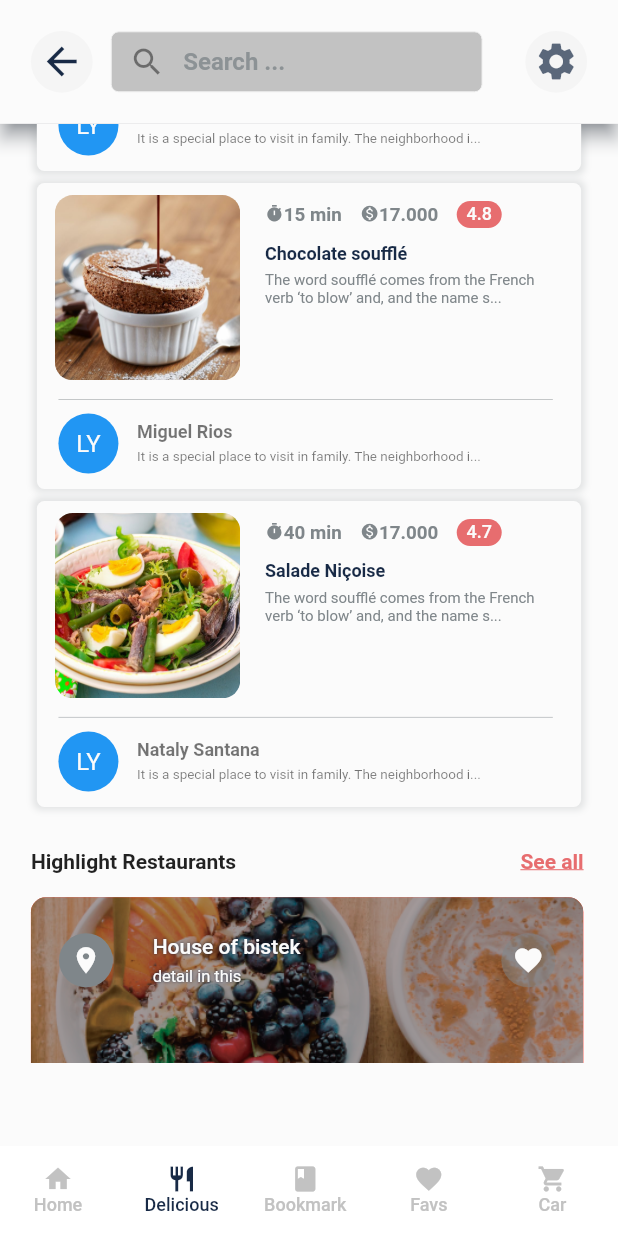
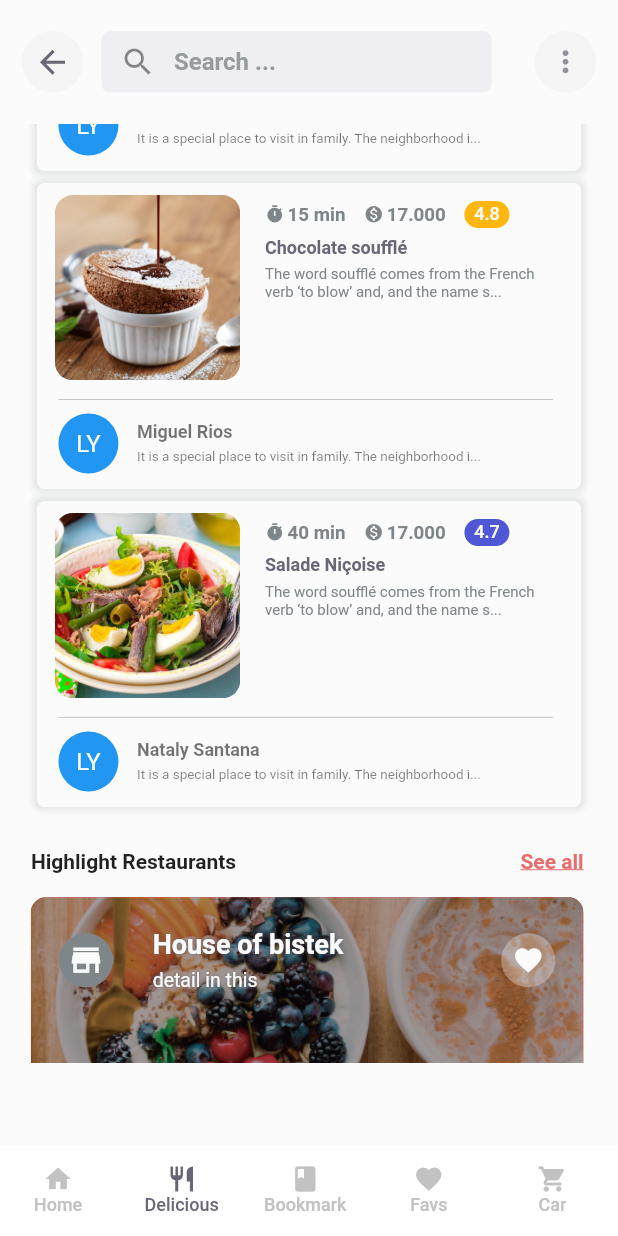
Before and after one commit to DalexisValencia/Fifth-test-app_Restaurants, a Flutter app: the screen it shows after launch, item 2 of the bottom bar chosen, scrolled down 576 dp, on a phone screen of 412 x 824 dp. Run offline on Flutter 3.47's test engine with Material 2 defaults, Android fonts, the phone set to English and light mode, and no system bars.

Commit message:
Ajustes finales del diseño de la pestaña de de busqueda

```diff
--- a/lib/interfaces/populars.dart
+++ b/lib/interfaces/populars.dart
@@ -1,3 +1,5 @@
+import 'package:flutter/rendering.dart';
+
 class Popular {
   final String image;
   final String name;
@@ -5,6 +7,7 @@ class Popular {
   final String timePreparation;
   final String price;
   final String quality;
+  final Color shipColor;
   final RelatedComment relatedComment;
     Popular(
       this.name,
@@ -13,7 +16,8 @@ class Popular {
       this.timePreparation,
       this.quality,
       this.price,
-      this.relatedComment
+      this.relatedComment,
+      this.shipColor
     );
 }
 
--- a/lib/main.dart
+++ b/lib/main.dart
@@ -14,14 +14,16 @@ class MyApp extends StatelessWidget {
     return MaterialApp(
       title: 'Flutter Demo',
       theme: ThemeData(
-        primarySwatch: Colors.blue,
         visualDensity: VisualDensity.adaptivePlatformDensity,
         primaryColorLight: Color(0xFFFBFBFB), // BLANCO
         primaryColor: Color(0xFF7F868A), // GRIS
-        primaryColorDark: Color(0xFF182A46), // AZUL OSCURO
+        primaryColorDark: Color(0xFF686778), // AZUL OSCURO
         buttonColor: Color(0xFFE76D6F), // ROSA,
         accentColor: Color(0xFFC2C2C2), //GRIS CLARO
-        cardColor: Color(0xFFEFEFEF)
+        cardColor: Color(0xFFEFEFEF),
+        hoverColor: Color(0xFFFFB60E), // Amarillo,
+        focusColor: Color(0xFF4F57D5), //
+        highlightColor: Color(0xFFEFEEF2)
       ),
       home: HomePageScafold(),
       // home: Thema(),
--- a/lib/screens/seacrh.dart
+++ b/lib/screens/seacrh.dart
@@ -9,6 +9,8 @@ class ScaffoldSearch extends StatelessWidget {
   Widget build(BuildContext context) {
     return SafeArea(
       child: Scaffold(
+        resizeToAvoidBottomPadding: false,
+        resizeToAvoidBottomInset: false,
         backgroundColor: Theme.of(context).primaryColorLight,
         // body: SearchScreen(),
         body: ScaffoldMainContainer(),
@@ -23,34 +25,20 @@ class ScaffoldMainContainer extends StatelessWidget {
     double totalWidth = MediaQuery.of(context).size.width;
     double totalHeight = MediaQuery.of(context).size.height;
     double statusBarWidth = MediaQuery.of(context).padding.top;
-    return Column(
+    return SingleChildScrollView(
+      child: Column(
       children: <Widget>[
-        // Container(
-        //   width: totalWidth,
-        //   height: totalHeight * 0.10,
-        //   decoration: BoxDecoration(
-        //     color: Theme.of(context).primaryColorLight,
-        //     boxShadow: [
-        //       BoxShadow(
-        //         color: Colors.red,
-        //         blurRadius: 15.0,
-        //         offset: Offset(0.0, 0.75)
-        //       )
-        //     ]
-        //   ),
-        //   child: FixedTopHeader(),
-        // ),
         Container(
-          child: Material(
-            elevation: 5.0,
-            shadowColor: Theme.of(context).primaryColorDark,
+          //child: Material(
+            //elevation: 5.0,
+            // shadowColor: Theme.of(context).primaryColorDark,
             child: Container(
               height: totalHeight * 0.10,
               width: totalWidth,
               color: Theme.of(context).primaryColorLight,
               child: FixedTopHeader(),
             ),
-          ),
+          // ),
         ),
         Container(
           width: totalWidth,
@@ -60,7 +48,9 @@ class ScaffoldMainContainer extends StatelessWidget {
           ),
         )
       ]
+    )
     );
+
   }
 }
 
@@ -89,7 +79,7 @@ class FixedTopHeaderState extends State<FixedTopHeader> {
             },
             child: Icon(
               Icons.arrow_back,
-              size: 30,
+              size: 25,
               color: Theme.of(context).primaryColorDark,
             ),
           ),
@@ -107,8 +97,8 @@ class FixedTopHeaderState extends State<FixedTopHeader> {
               print('Configuraciones de tu busqueda');
             },
             child: Icon(
-              Icons.settings,
-              size: 30,
+              Icons.more_vert,
+              size: 23,
               color: Theme.of(context).primaryColorDark.withOpacity(0.7),
             ),
           ),
@@ -189,14 +179,14 @@ class _SearchWidgetState extends State<SearchWidget> {
     return Container(
       margin: EdgeInsets.fromLTRB(totalWidth * 0.03, 0, totalWidth * 0.07, 0),
       height: 40,
-      width: totalWidth * 0.60,
+      width: totalWidth * 0.63,
       child: Form(
         key: _searchForm,
         child: Container(
           child: TextFormField(
             decoration: InputDecoration(
               filled: true,
-              fillColor: Theme.of(context).accentColor, // .withOpacity(0.7)
+              fillColor: Theme.of(context).highlightColor, // .withOpacity(0.7)
               contentPadding: EdgeInsets.all(0),
               prefixIcon: Icon(Icons.search),
               prefixStyle: TextStyle(
--- a/lib/sections/CardsHighlightRestaurants.dart
+++ b/lib/sections/CardsHighlightRestaurants.dart
@@ -61,13 +61,13 @@ class _HightLightRestaurantsListState extends State<HightLightRestaurantsList> {
       name: 'House of bistek',
       description: 'detail in this',
       favorite: true,
-      image: 'assets/banner/mexican-food.png'
+      image: 'assets/banner/break-fast.png'
     ),
     HightlightResturantsInterface(
       name: 'House of bistek',
       description: 'detail in this',
       favorite: false,
-      image: 'assets/populars/Salade-Niçoise.jpg'
+      image: 'assets/banner/break-fast.png'
     )
   ];
   @override
@@ -123,9 +123,9 @@ class _HightlightResturantsState extends State<HightlightResturants> {
                   shape: CircleBorder(),
                   onPressed: (){},
                   child: Icon(
-                    Icons.place,
+                    Icons.store_mall_directory,
                     color: Theme.of(context).primaryColorLight,
-                    size: 21,
+                    size: 25,
                   )
                 ),
               ),
@@ -138,8 +138,10 @@ class _HightlightResturantsState extends State<HightlightResturants> {
                       fit: BoxFit.scaleDown,
                       child: Text(
                         widget.hightlight.name,
-                        style: Theme.of(context).textTheme.button.copyWith(
+                        style: Theme.of(context).textTheme.headline6.copyWith(
                           color: Theme.of(context).primaryColorLight,
+                          fontWeight: FontWeight.bold,
+                          fontSize: 18,
                           shadows: [
                             Shadow(
                               offset: Offset(0.0, 0.0),
@@ -155,9 +157,9 @@ class _HightlightResturantsState extends State<HightlightResturants> {
                     ),
                     Text(
                       widget.hightlight.description,
-                      style: Theme.of(context).textTheme.button.copyWith(
+                      style: Theme.of(context).textTheme.bodyText1.copyWith(
                         color: Theme.of(context).primaryColorLight,
-                        fontSize: 11,
+                        fontSize: 13,
                         fontWeight: FontWeight.w400,
                         shadows: [
                           Shadow(
@@ -175,7 +177,7 @@ class _HightlightResturantsState extends State<HightlightResturants> {
                 width: totalWidth * 0.12,
                 child: RawMaterialButton(
                   elevation: 0,
-                  fillColor: widget.hightlight.favorite ? Theme.of(context).buttonColor : Theme.of(context).primaryColor.withOpacity(0.5),
+                  fillColor: widget.hightlight.favorite ? Theme.of(context).buttonColor : Colors.white.withOpacity(0.3),
                   padding: EdgeInsets.all(0),
                   shape: CircleBorder(),
                   onPressed: (){},
--- a/lib/sections/ChipCategoriesSuggested.dart
+++ b/lib/sections/ChipCategoriesSuggested.dart
@@ -8,11 +8,14 @@ class RelatedCategories extends StatefulWidget {
 
 class RelatedCategoriesState extends State<RelatedCategories> {
   List<Category> _suggesteds = [
-    Category('Cofee', Icons.store_mall_directory),
-    Category('Burgers', Icons.store_mall_directory),
-    Category('Meat', Icons.store_mall_directory),
-    Category('Salad', Icons.store_mall_directory),
-    Category('Sweets', Icons.store_mall_directory),
+    Category('Cofee', Icons.free_breakfast),
+    Category('Burgers', Icons.fastfood),
+    Category('Meat', Icons.av_timer),
+    Category('Salad', Icons.local_dining ),
+    Category('Sweets', Icons.group_work),
+    Category('Beer', Icons.local_bar),
+    Category('Cake', Icons.cake),
+    Category('Pizza', Icons.local_pizza)
   ];
   @override
    Widget build(BuildContext context) {
@@ -23,6 +26,7 @@ class RelatedCategoriesState extends State<RelatedCategories> {
         return  Container(
           margin: EdgeInsets.only(right: 10),
           child: ActionChip(
+            backgroundColor: Theme.of(context).highlightColor,
             // clipBehavior: Clip.antiAlias,
             elevation: 0.2,
             onPressed: () {
--- a/lib/sections/PopularsSuggested.dart
+++ b/lib/sections/PopularsSuggested.dart
@@ -58,7 +58,8 @@ class _PopularSuggestionsState extends State<PopularSuggestions> {
         'Jessica simons',
         'image',
         'It is a special place to visit in family. The neighborhood is nices'
-      )
+      ),
+      Color(0xFFE76D6F)
     ),
     Popular(
       'Chocolate soufflé',
@@ -71,7 +72,8 @@ class _PopularSuggestionsState extends State<PopularSuggestions> {
         'Miguel Rios',
         'image',
         'It is a special place to visit in family. The neighborhood is nice'
-      )
+      ),
+      Color(0xFFFFB60E)
     ),
     Popular(
       'Salade Niçoise',
@@ -84,7 +86,8 @@ class _PopularSuggestionsState extends State<PopularSuggestions> {
         'Nataly Santana',
         'image',
         'It is a special place to visit in family. The neighborhood is nice.'
-      )
+      ),
+      Color(0xFF4F57D5)
     )
   ];
   @override
@@ -164,7 +167,7 @@ class PopularCard extends StatelessWidget {
                                 width: 30,
                                 height: 18,
                                 decoration: BoxDecoration(
-                                  color: Theme.of(context).buttonColor,
+                                  color: comment.shipColor,
                                   borderRadius: BorderRadius.circular(10)
                                 ),
                                 child: Text(
@@ -178,7 +181,7 @@ class PopularCard extends StatelessWidget {
                               )
                             ],
                           ),
-                          SizedBox(height: 10),
+                          SizedBox(height: 6),
                           Text(// comment plate name
                             comment.name,
                             style: Theme.of(context).textTheme.caption.copyWith(
@@ -356,11 +359,16 @@ class CustomChip extends StatelessWidget {
         crossAxisAlignment: CrossAxisAlignment.start,
         mainAxisAlignment: MainAxisAlignment.start,
         children: <Widget>[
-          Icon(
-            icon,
-            size: 12.5,
-            color: Theme.of(context).primaryColor
+          Container(
+            margin: EdgeInsets.only(top:1),
+            // color: Colors.red,
+            child:Icon(
+              icon,
+              size: 13,
+              color: Theme.of(context).primaryColor
+            ),
           ),
+          SizedBox( width: totalWidth * 0.005),
           Text(
             this.name,
             style: Theme.of(context).textTheme.caption.copyWith(
```
